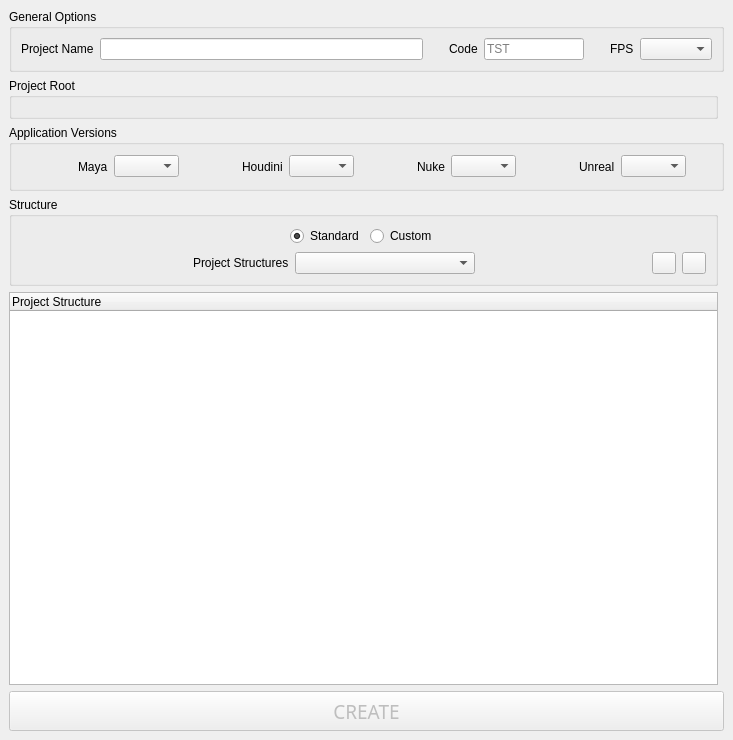
The window that standalone/python/creators/project_creator.ui (mrmcdog23/controlChaos) describes before a commit, drawn with Qt 5.
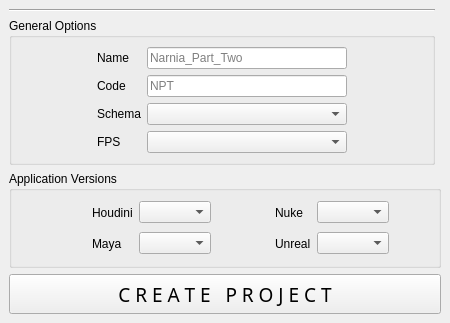
The same window after the commit.

Commit message: ftrack wrapper and intergration along with project creator

```diff
--- a/standalone/python/creators/project_creator.ui
+++ b/standalone/python/creators/project_creator.ui
@@ -6,464 +6,19 @@
    <rect>
     <x>0</x>
     <y>0</y>
-    <width>733</width>
-    <height>740</height>
+    <width>450</width>
+    <height>311</height>
    </rect>
   </property>
   <property name="windowTitle">
    <string>MainWindow</string>
   </property>
   <widget class="QWidget" name="centralwidget">
-   <layout class="QGridLayout" name="gridLayout_3">
-    <item row="2" column="0">
-     <widget class="QGroupBox" name="grp_project_root">
-      <property name="maximumSize">
-       <size>
-        <width>16777215</width>
-        <height>80</height>
-       </size>
-      </property>
-      <property name="title">
-       <string>Project Root</string>
-      </property>
-      <property name="flat">
-       <bool>false</bool>
-      </property>
-      <layout class="QGridLayout" name="gridLayout_4">
-       <item row="0" column="0">
-        <layout class="QHBoxLayout" name="lyt_project_root"/>
-       </item>
-      </layout>
-     </widget>
-    </item>
-    <item row="1" column="0" colspan="2">
-     <widget class="QGroupBox" name="grp_general_options">
-      <property name="maximumSize">
-       <size>
-        <width>16777215</width>
-        <height>80</height>
-       </size>
-      </property>
-      <property name="title">
-       <string>General Options</string>
-      </property>
-      <property name="flat">
-       <bool>false</bool>
-      </property>
-      <layout class="QGridLayout" name="gridLayout">
-       <item row="1" column="6">
-        <widget class="QLabel" name="lbl_fps">
-         <property name="layoutDirection">
-          <enum>Qt::LeftToRight</enum>
-         </property>
-         <property name="text">
-          <string>FPS</string>
-         </property>
-        </widget>
-       </item>
-       <item row="1" column="2">
-        <spacer name="horizontalSpacer_12">
-         <property name="orientation">
-          <enum>Qt::Horizontal</enum>
-         </property>
-         <property name="sizeType">
-          <enum>QSizePolicy::Fixed</enum>
-         </property>
-         <property name="sizeHint" stdset="0">
-          <size>
-           <width>20</width>
-           <height>20</height>
-          </size>
-         </property>
-        </spacer>
-       </item>
-       <item row="1" column="5">
-        <spacer name="horizontalSpacer_10">
-         <property name="orientation">
-          <enum>Qt::Horizontal</enum>
-         </property>
-         <property name="sizeType">
-          <enum>QSizePolicy::Fixed</enum>
-         </property>
-         <property name="sizeHint" stdset="0">
-          <size>
-           <width>20</width>
-           <height>20</height>
-          </size>
-         </property>
-        </spacer>
-       </item>
-       <item row="1" column="4">
-        <widget class="QLineEdit" name="le_project_code">
-         <property name="maximumSize">
-          <size>
-           <width>100</width>
-           <height>16777215</height>
-          </size>
-         </property>
-         <property name="text">
-          <string/>
-         </property>
-         <property name="maxLength">
-          <number>3</number>
-         </property>
-         <property name="placeholderText">
-          <string>TST</string>
-         </property>
-        </widget>
-       </item>
-       <item row="1" column="7">
-        <widget class="QComboBox" name="cmb_fps"/>
-       </item>
-       <item row="1" column="3">
-        <widget class="QLabel" name="lbl_code">
-         <property name="layoutDirection">
-          <enum>Qt::LeftToRight</enum>
-         </property>
-         <property name="text">
-          <string>Code</string>
-         </property>
-        </widget>
-       </item>
-       <item row="1" column="1">
-        <widget class="QLineEdit" name="le_project_name">
-         <property name="enabled">
-          <bool>true</bool>
-         </property>
-         <property name="text">
-          <string/>
-         </property>
-         <property name="readOnly">
-          <bool>false</bool>
-         </property>
-         <property name="placeholderText">
-          <string/>
-         </property>
-        </widget>
-       </item>
-       <item row="1" column="0">
-        <widget class="QLabel" name="lbl_project_name">
-         <property name="layoutDirection">
-          <enum>Qt::LeftToRight</enum>
-         </property>
-         <property name="text">
-          <string>Project Name</string>
-         </property>
-        </widget>
-       </item>
-      </layout>
-     </widget>
-    </item>
-    <item row="3" column="0" colspan="2">
-     <widget class="QGroupBox" name="grp_app_versions">
-      <property name="maximumSize">
-       <size>
-        <width>16777215</width>
-        <height>120</height>
-       </size>
-      </property>
-      <property name="title">
-       <string>Application Versions</string>
-      </property>
-      <property name="flat">
-       <bool>false</bool>
-      </property>
-      <layout class="QGridLayout" name="gridLayout_5">
-       <item row="0" column="0">
-        <layout class="QHBoxLayout" name="horizontalLayout_2">
-         <item>
-          <spacer name="horizontalSpacer">
-           <property name="orientation">
-            <enum>Qt::Horizontal</enum>
-           </property>
-           <property name="sizeHint" stdset="0">
-            <size>
-             <width>40</width>
-             <height>20</height>
-            </size>
-           </property>
-          </spacer>
-         </item>
-         <item>
-          <widget class="QLabel" name="lbl_maya_icon">
-           <property name="sizePolicy">
-            <sizepolicy hsizetype="Fixed" vsizetype="Fixed">
-             <horstretch>0</horstretch>
-             <verstretch>0</verstretch>
-            </sizepolicy>
-           </property>
-           <property name="minimumSize">
-            <size>
-             <width>25</width>
-             <height>25</height>
-            </size>
-           </property>
-           <property name="maximumSize">
-            <size>
-             <width>25</width>
-             <height>25</height>
-            </size>
-           </property>
-           <property name="text">
-            <string/>
-           </property>
-           <property name="scaledContents">
-            <bool>true</bool>
-           </property>
-          </widget>
-         </item>
-         <item>
-          <widget class="QLabel" name="lbl_maya">
-           <property name="layoutDirection">
-            <enum>Qt::LeftToRight</enum>
-           </property>
-           <property name="text">
-            <string>Maya</string>
-           </property>
-          </widget>
-         </item>
-         <item>
-          <widget class="QComboBox" name="cmb_maya">
-           <property name="minimumSize">
-            <size>
-             <width>65</width>
-             <height>0</height>
-            </size>
-           </property>
-           <property name="maximumSize">
-            <size>
-             <width>65</width>
-             <height>16777215</height>
-            </size>
-           </property>
-          </widget>
-         </item>
-         <item>
-          <spacer name="horizontalSpacer_6">
-           <property name="orientation">
-            <enum>Qt::Horizontal</enum>
-           </property>
-           <property name="sizeHint" stdset="0">
-            <size>
-             <width>40</width>
-             <height>20</height>
-            </size>
-           </property>
-          </spacer>
-         </item>
-         <item>
-          <widget class="QLabel" name="lbl_houdini_icon">
-           <property name="sizePolicy">
-            <sizepolicy hsizetype="Fixed" vsizetype="Fixed">
-             <horstretch>0</horstretch>
-             <verstretch>0</verstretch>
-            </sizepolicy>
-           </property>
-           <property name="minimumSize">
-            <size>
-             <width>25</width>
-             <height>25</height>
-            </size>
-           </property>
-           <property name="maximumSize">
-            <size>
-             <width>25</width>
-             <height>25</height>
-            </size>
-           </property>
-           <property name="text">
-            <string/>
-           </property>
-           <property name="scaledContents">
-            <bool>true</bool>
-           </property>
-          </widget>
-         </item>
-         <item>
-          <widget class="QLabel" name="lbl_houdini">
-           <property name="layoutDirection">
-            <enum>Qt::LeftToRight</enum>
-           </property>
-           <property name="text">
-            <string>Houdini</string>
-           </property>
-          </widget>
-         </item>
-         <item>
-          <widget class="QComboBox" name="cmb_houdini">
-           <property name="minimumSize">
-            <size>
-             <width>65</width>
-             <height>0</height>
-            </size>
-           </property>
-           <property name="maximumSize">
-            <size>
-             <width>65</width>
-             <height>16777215</height>
-            </size>
-           </property>
-          </widget>
-         </item>
-         <item>
-          <spacer name="horizontalSpacer_5">
-           <property name="orientation">
-            <enum>Qt::Horizontal</enum>
-           </property>
-           <property name="sizeHint" stdset="0">
-            <size>
-             <width>40</width>
-             <height>20</height>
-            </size>
-           </property>
-          </spacer>
-         </item>
-         <item>
-          <widget class="QLabel" name="lbl_nuke_icon">
-           <property name="sizePolicy">
-            <sizepolicy hsizetype="Fixed" vsizetype="Fixed">
-             <horstretch>0</horstretch>
-             <verstretch>0</verstretch>
-            </sizepolicy>
-           </property>
-           <property name="minimumSize">
-            <size>
-             <width>25</width>
-             <height>25</height>
-            </size>
-           </property>
-           <property name="maximumSize">
-            <size>
-             <width>25</width>
-             <height>25</height>
-            </size>
-           </property>
-           <property name="text">
-            <string/>
-           </property>
-           <property name="scaledContents">
-            <bool>true</bool>
-           </property>
-          </widget>
-         </item>
-         <item>
-          <widget class="QLabel" name="lbl_nuke">
-           <property name="layoutDirection">
-            <enum>Qt::LeftToRight</enum>
-           </property>
-           <property name="text">
-            <string>Nuke</string>
-           </property>
-          </widget>
-         </item>
-         <item>
-          <widget class="QComboBox" name="cmb_nuke">
-           <property name="minimumSize">
-            <size>
-             <width>65</width>
-             <height>0</height>
-            </size>
-           </property>
-           <property name="maximumSize">
-            <size>
-             <width>65</width>
-             <height>16777215</height>
-            </size>
-           </property>
-          </widget>
-         </item>
-         <item>
-          <spacer name="horizontalSpacer_2">
-           <property name="orientation">
-            <enum>Qt::Horizontal</enum>
-           </property>
-           <property name="sizeHint" stdset="0">
-            <size>
-             <width>40</width>
-             <height>20</height>
-            </size>
-           </property>
-          </spacer>
-         </item>
-         <item>
-          <widget class="QLabel" name="lbl_unreal_icon">
-           <property name="sizePolicy">
-            <sizepolicy hsizetype="Fixed" vsizetype="Fixed">
-             <horstretch>0</horstretch>
-             <verstretch>0</verstretch>
-            </sizepolicy>
-           </property>
-           <property name="minimumSize">
-            <size>
-             <width>25</width>
-             <height>25</height>
-            </size>
-           </property>
-           <property name="maximumSize">
-            <size>
-             <width>25</width>
-             <height>25</height>
-            </size>
-           </property>
-           <property name="text">
-            <string/>
-           </property>
-           <property name="scaledContents">
-            <bool>true</bool>
-           </property>
-          </widget>
-         </item>
-         <item>
-          <widget class="QLabel" name="lbl_unreal">
-           <property name="layoutDirection">
-            <enum>Qt::LeftToRight</enum>
-           </property>
-           <property name="text">
-            <string>Unreal</string>
-           </property>
-          </widget>
-         </item>
-         <item>
-          <widget class="QComboBox" name="cmb_unreal">
-           <property name="minimumSize">
-            <size>
-             <width>65</width>
-             <height>0</height>
-            </size>
-           </property>
-           <property name="maximumSize">
-            <size>
-             <width>65</width>
-             <height>16777215</height>
-            </size>
-           </property>
-          </widget>
-         </item>
-         <item>
-          <spacer name="horizontalSpacer_7">
-           <property name="orientation">
-            <enum>Qt::Horizontal</enum>
-           </property>
-           <property name="sizeHint" stdset="0">
-            <size>
-             <width>40</width>
-             <height>20</height>
-            </size>
-           </property>
-          </spacer>
-         </item>
-        </layout>
-       </item>
-      </layout>
-     </widget>
-    </item>
-    <item row="0" column="0" colspan="2">
-     <layout class="QHBoxLayout" name="lyt_header"/>
-    </item>
-    <item row="7" column="0" colspan="2">
+   <layout class="QGridLayout" name="gridLayout_6">
+    <item row="5" column="0" colspan="2">
      <widget class="QPushButton" name="btn_create_project">
       <property name="enabled">
-       <bool>false</bool>
+       <bool>true</bool>
       </property>
       <property name="minimumSize">
        <size>
@@ -480,24 +35,15 @@
        </font>
       </property>
       <property name="text">
-       <string>CREATE</string>
+       <string>C R E A T E   P R O J E C T</string>
       </property>
       <property name="btn_ss" stdset="0">
        <bool>true</bool>
       </property>
      </widget>
     </item>
-    <item row="6" column="0">
-     <widget class="QTreeWidget" name="tw_project_structure">
-      <column>
-       <property name="text">
-        <string>Project Structure</string>
-       </property>
-      </column>
-     </widget>
-    </item>
-    <item row="4" column="0">
-     <widget class="QGroupBox" name="grp_structure">
+    <item row="4" column="0" colspan="2">
+     <widget class="QGroupBox" name="grp_app_versions">
       <property name="maximumSize">
        <size>
         <width>16777215</width>
@@ -505,16 +51,16 @@
        </size>
       </property>
       <property name="title">
-       <string>Structure</string>
+       <string>Application Versions</string>
       </property>
       <property name="flat">
        <bool>false</bool>
       </property>
-      <layout class="QGridLayout" name="gridLayout_2">
+      <layout class="QGridLayout" name="gridLayout_3">
        <item row="0" column="0">
-        <layout class="QHBoxLayout" name="horizontalLayout_3">
-         <item>
-          <spacer name="horizontalSpacer_8">
+        <layout class="QGridLayout" name="gridLayout_2">
+         <item row="0" column="0">
+          <spacer name="horizontalSpacer_2">
            <property name="orientation">
             <enum>Qt::Horizontal</enum>
            </property>
@@ -526,28 +72,109 @@
            </property>
           </spacer>
          </item>
-         <item>
-          <widget class="QRadioButton" name="rbn_standard">
+         <item row="0" column="1">
+          <widget class="QLabel" name="lbl_houdini_icon">
+           <property name="sizePolicy">
+            <sizepolicy hsizetype="Fixed" vsizetype="Fixed">
+             <horstretch>0</horstretch>
+             <verstretch>0</verstretch>
+            </sizepolicy>
+           </property>
+           <property name="minimumSize">
+            <size>
+             <width>25</width>
+             <height>25</height>
+            </size>
+           </property>
+           <property name="maximumSize">
+            <size>
+             <width>25</width>
+             <height>25</height>
+            </size>
+           </property>
            <property name="text">
-            <string>Standard</string>
+            <string/>
            </property>
-           <property name="checked">
+           <property name="scaledContents">
             <bool>true</bool>
            </property>
           </widget>
          </item>
-         <item>
-          <widget class="QRadioButton" name="rbn_custom">
+         <item row="0" column="2">
+          <widget class="QLabel" name="lbl_houdini">
+           <property name="layoutDirection">
+            <enum>Qt::LeftToRight</enum>
+           </property>
            <property name="text">
-            <string>Custom</string>
+            <string>Houdini</string>
            </property>
           </widget>
          </item>
-         <item>
+         <item row="0" column="3">
+          <widget class="QComboBox" name="cmb_houdini"/>
+         </item>
+         <item row="0" column="4">
           <spacer name="horizontalSpacer_9">
            <property name="orientation">
             <enum>Qt::Horizontal</enum>
            </property>
+           <property name="sizeType">
+            <enum>QSizePolicy::Expanding</enum>
+           </property>
+           <property name="sizeHint" stdset="0">
+            <size>
+             <width>20</width>
+             <height>20</height>
+            </size>
+           </property>
+          </spacer>
+         </item>
+         <item row="0" column="5">
+          <widget class="QLabel" name="lbl_nuke_icon">
+           <property name="sizePolicy">
+            <sizepolicy hsizetype="Fixed" vsizetype="Fixed">
+             <horstretch>0</horstretch>
+             <verstretch>0</verstretch>
+            </sizepolicy>
+           </property>
+           <property name="minimumSize">
+            <size>
+             <width>25</width>
+             <height>25</height>
+            </size>
+           </property>
+           <property name="maximumSize">
+            <size>
+             <width>25</width>
+             <height>25</height>
+            </size>
+           </property>
+           <property name="text">
+            <string/>
+           </property>
+           <property name="scaledContents">
+            <bool>true</bool>
+           </property>
+          </widget>
+         </item>
+         <item row="0" column="6">
+          <widget class="QLabel" name="lbl_nuke">
+           <property name="layoutDirection">
+            <enum>Qt::LeftToRight</enum>
+           </property>
+           <property name="text">
+            <string>Nuke</string>
+           </property>
+          </widget>
+         </item>
+         <item row="0" column="7">
+          <widget class="QComboBox" name="cmb_nuke"/>
+         </item>
+         <item row="0" column="8">
+          <spacer name="horizontalSpacer">
+           <property name="orientation">
+            <enum>Qt::Horizontal</enum>
+           </property>
            <property name="sizeHint" stdset="0">
             <size>
              <width>40</width>
@@ -556,82 +183,224 @@
            </property>
           </spacer>
          </item>
+         <item row="1" column="1">
+          <widget class="QLabel" name="lbl_maya_icon">
+           <property name="sizePolicy">
+            <sizepolicy hsizetype="Fixed" vsizetype="Fixed">
+             <horstretch>0</horstretch>
+             <verstretch>0</verstretch>
+            </sizepolicy>
+           </property>
+           <property name="minimumSize">
+            <size>
+             <width>25</width>
+             <height>25</height>
+            </size>
+           </property>
+           <property name="maximumSize">
+            <size>
+             <width>25</width>
+             <height>25</height>
+            </size>
+           </property>
+           <property name="text">
+            <string/>
+           </property>
+           <property name="scaledContents">
+            <bool>true</bool>
+           </property>
+          </widget>
+         </item>
+         <item row="1" column="2">
+          <widget class="QLabel" name="lbl_maya">
+           <property name="layoutDirection">
+            <enum>Qt::LeftToRight</enum>
+           </property>
+           <property name="text">
+            <string>Maya</string>
+           </property>
+          </widget>
+         </item>
+         <item row="1" column="3">
+          <widget class="QComboBox" name="cmb_maya"/>
+         </item>
+         <item row="1" column="5">
+          <widget class="QLabel" name="lbl_unreal_icon">
+           <property name="sizePolicy">
+            <sizepolicy hsizetype="Fixed" vsizetype="Fixed">
+             <horstretch>0</horstretch>
+             <verstretch>0</verstretch>
+            </sizepolicy>
+           </property>
+           <property name="minimumSize">
+            <size>
+             <width>25</width>
+             <height>25</height>
+            </size>
+           </property>
+           <property name="maximumSize">
+            <size>
+             <width>25</width>
+             <height>25</height>
+            </size>
+           </property>
+           <property name="text">
+            <string/>
+           </property>
+           <property name="scaledContents">
+            <bool>true</bool>
+           </property>
+          </widget>
+         </item>
+         <item row="1" column="6">
+          <widget class="QLabel" name="lbl_unreal">
+           <property name="layoutDirection">
+            <enum>Qt::LeftToRight</enum>
+           </property>
+           <property name="text">
+            <string>Unreal</string>
+           </property>
+          </widget>
+         </item>
+         <item row="1" column="7">
+          <widget class="QComboBox" name="cmb_unreal"/>
+         </item>
         </layout>
        </item>
-       <item row="2" column="0">
-        <layout class="QHBoxLayout" name="horizontalLayout">
-         <item>
-          <spacer name="horizontalSpacer_4">
+      </layout>
+     </widget>
+    </item>
+    <item row="1" column="0">
+     <widget class="Line" name="line_2">
+      <property name="orientation">
+       <enum>Qt::Horizontal</enum>
+      </property>
+     </widget>
+    </item>
+    <item row="0" column="0">
+     <layout class="QVBoxLayout" name="lyt_header"/>
+    </item>
+    <item row="2" column="0">
+     <widget class="QGroupBox" name="grp_general_options_2">
+      <property name="maximumSize">
+       <size>
+        <width>16777215</width>
+        <height>88888</height>
+       </size>
+      </property>
+      <property name="title">
+       <string>General Options</string>
+      </property>
+      <property name="flat">
+       <bool>false</bool>
+      </property>
+      <layout class="QGridLayout" name="gridLayout_4">
+       <item row="0" column="0">
+        <layout class="QGridLayout" name="gridLayout_5">
+         <item row="0" column="0">
+          <spacer name="horizontalSpacer_15">
            <property name="orientation">
             <enum>Qt::Horizontal</enum>
            </property>
            <property name="sizeHint" stdset="0">
             <size>
-             <width>40</width>
-             <height>20</height>
+             <width>37</width>
+             <height>17</height>
             </size>
            </property>
           </spacer>
          </item>
-         <item>
-          <widget class="QLabel" name="lbl_project_structure">
+         <item row="0" column="1">
+          <widget class="QLabel" name="lbl_name">
            <property name="layoutDirection">
             <enum>Qt::LeftToRight</enum>
            </property>
            <property name="text">
-            <string>Project Structures</string>
+            <string>Name</string>
            </property>
           </widget>
          </item>
-         <item>
-          <widget class="QComboBox" name="cmb_project_structure">
+         <item row="0" column="2" colspan="2">
+          <widget class="QLineEdit" name="le_name">
            <property name="minimumSize">
             <size>
-             <width>180</width>
+             <width>200</width>
              <height>0</height>
             </size>
            </property>
+           <property name="text">
+            <string/>
+           </property>
+           <property name="maxLength">
+            <number>999999999</number>
+           </property>
+           <property name="placeholderText">
+            <string>Narnia_Part_Two</string>
+           </property>
           </widget>
          </item>
-         <item>
-          <spacer name="horizontalSpacer_3">
+         <item row="0" column="4">
+          <spacer name="horizontalSpacer_14">
            <property name="orientation">
             <enum>Qt::Horizontal</enum>
            </property>
            <property name="sizeHint" stdset="0">
             <size>
-             <width>40</width>
-             <height>20</height>
+             <width>37</width>
+             <height>17</height>
             </size>
            </property>
           </spacer>
          </item>
-         <item>
-          <widget class="QPushButton" name="btn_expand">
-           <property name="maximumSize">
-            <size>
-             <width>24</width>
-             <height>24</height>
-            </size>
+         <item row="1" column="1">
+          <widget class="QLabel" name="lbl_code">
+           <property name="layoutDirection">
+            <enum>Qt::LeftToRight</enum>
            </property>
            <property name="text">
+            <string>Code</string>
+           </property>
+          </widget>
+         </item>
+         <item row="1" column="2" colspan="2">
+          <widget class="QLineEdit" name="le_code">
+           <property name="text">
             <string/>
            </property>
+           <property name="maxLength">
+            <number>3</number>
+           </property>
+           <property name="placeholderText">
+            <string>NPT</string>
+           </property>
           </widget>
          </item>
-         <item>
-          <widget class="QPushButton" name="btn_collapse">
-           <property name="maximumSize">
-            <size>
-             <width>24</width>
-             <height>24</height>
-            </size>
+         <item row="2" column="1">
+          <widget class="QLabel" name="lbl_schema">
+           <property name="layoutDirection">
+            <enum>Qt::LeftToRight</enum>
            </property>
            <property name="text">
-            <string/>
+            <string>Schema</string>
            </property>
           </widget>
          </item>
+         <item row="3" column="1">
+          <widget class="QLabel" name="lbl_fps">
+           <property name="layoutDirection">
+            <enum>Qt::LeftToRight</enum>
+           </property>
+           <property name="text">
+            <string>FPS</string>
+           </property>
+          </widget>
+         </item>
+         <item row="3" column="2" colspan="2">
+          <widget class="QComboBox" name="cmb_frames_per_second"/>
+         </item>
+         <item row="2" column="2" colspan="2">
+          <widget class="QComboBox" name="cmb_schema"/>
+         </item>
         </layout>
        </item>
        <item row="1" column="0">
```
Left out of the diff: 5 changed lines with no effect on the pictures. The commit also changes 22 other files.
